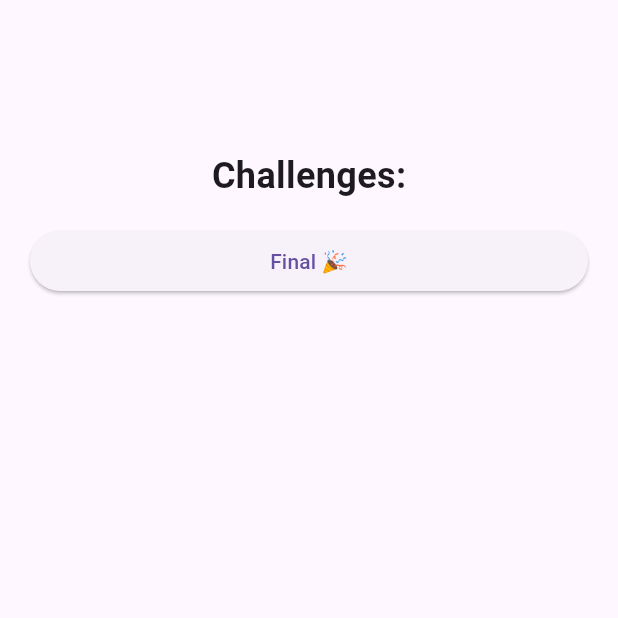
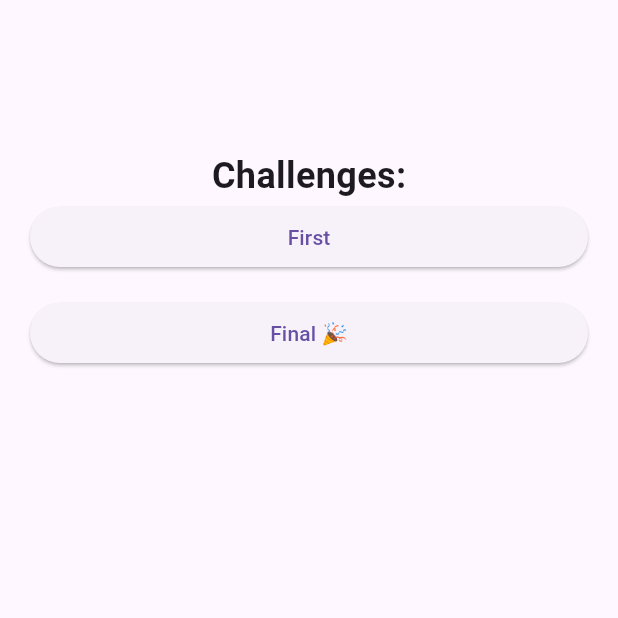
Before and after one commit to lohnn/flutter-in-the-dark, a Flutter app: the screen it shows after launch, on a phone screen of 412 x 824 dp, the top half of it. Run offline on Flutter 3.47's test engine with Material 3 defaults, Android fonts, the phone set to English and light mode, and no system bars; our stand-ins replace flutter_hooks, google_fonts; missing offline and left inert: ff_card.

Commit message:
Added first

```diff
--- a/apps/fitd24/competition/finals/pubspec.yaml
+++ b/apps/fitd24/competition/finals/pubspec.yaml
@@ -11,12 +11,12 @@ dependencies:
     sdk: flutter
   google_fonts: ^6.2.1
   vector_graphics: ^1.1.11+1
-  vector_graphics_compiler: ^1.1.11+1
 
 dev_dependencies:
   flutter_test:
     sdk: flutter
   flutter_lints: ^4.0.0
+  vector_graphics_compiler: ^1.1.11+1
 
 flutter:
   uses-material-design: true
--- a/apps/fitd24/lib/main.dart
+++ b/apps/fitd24/lib/main.dart
@@ -1,4 +1,5 @@
 import 'package:fitd24/challenges/final/final_card.dart';
+import 'package:fitd24/challenges/first/first.dart';
 import 'package:flutter/material.dart';
 
 void main() {
@@ -13,6 +14,7 @@ class MainApp extends StatelessWidget {
     return MaterialApp(
       routes: {
         HomeScreen.path: (_) => const HomeScreen(),
+        '/first': (_) => const First(),
         Final.path: (_) => const Final(),
       },
       home: const HomeScreen(),
@@ -30,8 +32,6 @@ class HomeScreen extends StatefulWidget {
 }
 
 class _HomeScreenState extends State<HomeScreen> {
-  bool finalFinal = false;
-
   @override
   Widget build(BuildContext context) {
     return Scaffold(
@@ -39,35 +39,21 @@ class _HomeScreenState extends State<HomeScreen> {
         padding: const EdgeInsets.symmetric(horizontal: 20, vertical: 100),
         child: ListView(
           children: [
-            Center(
-              child: InkWell(
-                onTap: () {
-                  setState(() {
-                    finalFinal = !finalFinal;
-                  });
-                },
-                child: const Text(
-                  "Challenges:",
-                  style: TextStyle(fontSize: 24, fontWeight: FontWeight.bold),
-                ),
+            const Center(
+              child: Text(
+                "Challenges:",
+                style: TextStyle(fontSize: 24, fontWeight: FontWeight.bold),
               ),
+            ),
+            ElevatedButton(
+              onPressed: () => Navigator.pushNamed(context, '/first'),
+              child: const Text("First"),
             ),
             const SizedBox(height: 16),
             ElevatedButton(
               onPressed: () => Navigator.pushNamed(context, Final.path),
               child: const Text("Final 🎉"),
             ),
-            // if (finalFinal) ...[
-            //   const SizedBox(height: 16),
-            //   ElevatedButton(
-            //     style: ButtonStyle(
-            //         backgroundColor: MaterialStateColor.resolveWith(
-            //               (states) => Colors.pink,
-            //         )),
-            //     onPressed: () => Navigator.pushNamed(context, FinalFinal.path),
-            //     child: const Text("Lukas vs Alek 💪"),
-            //   ),
-            // ]
           ],
         ),
       ),
--- a/apps/fitd24/pubspec.yaml
+++ b/apps/fitd24/pubspec.yaml
@@ -23,3 +23,4 @@ flutter:
   uses-material-design: true
   assets:
     - path: assets/photos/
+    - path: assets/logos/
```
Also changed, not shown: apps/fitd24/lib/challenges/first/first.dart (added, +81 -0 lines), apps/fitd24/assets/logos/hackberry.png (added), apps/fitd24/competition/finals/pubspec.lock.
